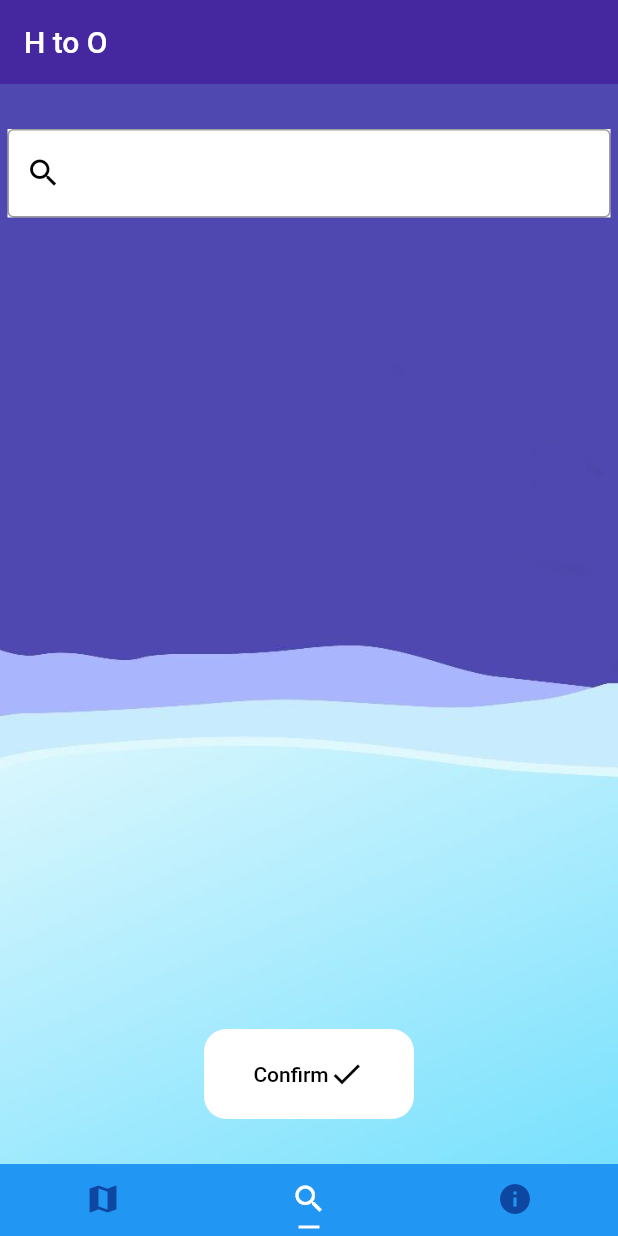
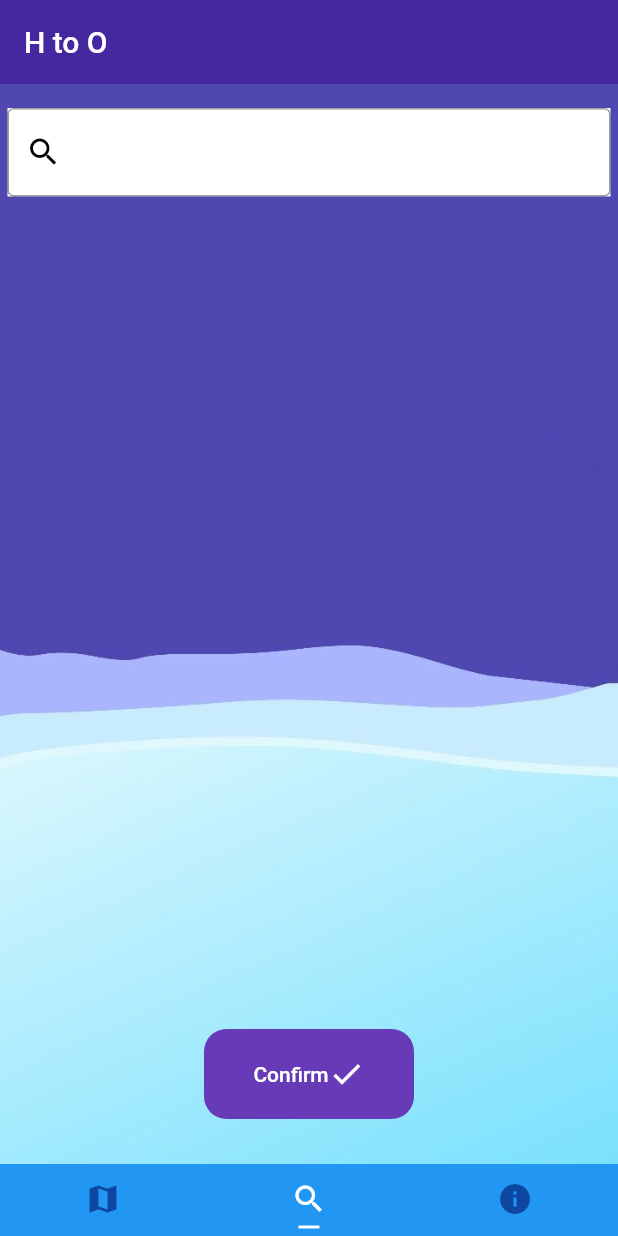
Before and after one commit to SaurontheMighty/HtoO, a Flutter app: the screen it shows after launch, item 2 of the bottom bar chosen, on a phone screen of 412 x 824 dp. Run offline on Flutter 3.47's test engine with Material 2 defaults, Android fonts, the phone set to English and light mode, and no system bars; our stand-ins replace cloud_firestore, google_maps_flutter; accounts and stored records are empty; statements that could not run were skipped.

Commit message:
ui changes

```diff
--- a/lib/items.dart
+++ b/lib/items.dart
@@ -146,7 +146,7 @@ class _ItemsState extends State<Items> {
             fit: BoxFit.cover,
           ),
           ),
-          padding: EdgeInsets.fromLTRB(5, 30, 5, 30),
+          padding: EdgeInsets.fromLTRB(5, 16, 5, 30),
           child: Column(
             children: <Widget>[
               Container(
@@ -166,7 +166,7 @@ class _ItemsState extends State<Items> {
                   ),
                 ),
               ),
-              SizedBox(height: 10),
+              SizedBox(height: 20),
               Expanded(
                 child: ListView.builder(
                   shrinkWrap: true,
@@ -187,7 +187,7 @@ class _ItemsState extends State<Items> {
                   width: 140.0,
                   height: 60.0,
                   child: new FlatButton(
-                    color: Colors.white,
+                    color: Colors.deepPurple[500],
                     shape: RoundedRectangleBorder(
                     borderRadius: BorderRadius.circular(15.0),
                   ),
@@ -198,11 +198,11 @@ class _ItemsState extends State<Items> {
 
                           "Confirm",
                           style: TextStyle(
-                            color: Colors.black
+                            color: Colors.white
                           ),
                         ),
                         Icon(Icons.check,
-                        color: Colors.black,)
+                        color: Colors.white,)
 
                       ],
                     ),
@@ -227,8 +227,19 @@ class _ItemsState extends State<Items> {
   }
   return child;
 }
+
+  IconData makeIcon(String t){
+  switch(t){
+    case "W":return Icons.invert_colors;
+    case "H": return Icons.local_hospital;
+    case "T": return Icons.wc;
+  }
+  }
   Card listSectionMethod(String title, Color color1, Color color2, List<int> count) {
     return new Card(
+      shape: RoundedRectangleBorder(
+    borderRadius: BorderRadius.circular(12.0),
+  ),
       child: ListTile(
           title: Text(title.toString()),
           subtitle: getText(title, count),
@@ -249,18 +260,15 @@ class _ItemsState extends State<Items> {
                 )
               ),
               child: CircleAvatar(
-                child: Text(
-                  title[0],
-                  style: TextStyle(
-                    color: Colors.white
-                  )
+                child: Icon(
+                  makeIcon(title[0]),
                 ),
                 backgroundColor: Colors.transparent
               )
             ),
             trailing: Row(
               mainAxisSize: MainAxisSize.min,
-              mainAxisAlignment: MainAxisAlignment.spaceEvenly,
+              mainAxisAlignment: MainAxisAlignment.end,
               children: <Widget>[
                 FlatButton(
                   onPressed: (){ countSubtract(title);},
@@ -273,4 +281,5 @@ class _ItemsState extends State<Items> {
         ),
       )
     );
-}}
+}
+  }
--- a/lib/maps.dart
+++ b/lib/maps.dart
@@ -84,7 +84,7 @@ class _MapsState extends State<Maps> {
             elevation: 0,
             title: Text(
               'H to O'),
-              backgroundColor: Colors.deepPurple[800],
+              backgroundColor: Colors.blue[800],
               automaticallyImplyLeading: false,
 
           ),
```
Also changed, not shown: lib/tips.dart (+0 -17 lines).
